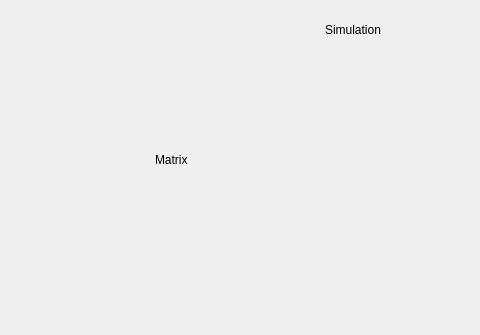
First picture: the form in app/interface/redking.ui, repository nebogeo/red-king, before the edit; both pictures show x 155 to 635 and y 265 to 600 of the 800 by 600 pixel window.
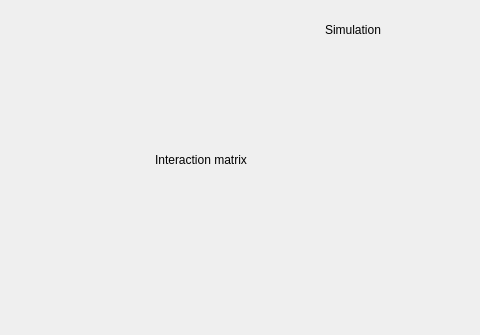
Second picture: the form after the edit.

Patch:
```diff
--- a/app/interface/redking.ui
+++ b/app/interface/redking.ui
@@ -161,7 +161,7 @@
         </sizepolicy>
        </property>
        <property name="text">
-        <string>Matrix</string>
+        <string>Interaction matrix</string>
        </property>
       </widget>
      </item>
```
